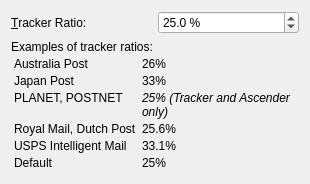
This is frontend_qt/grpDAFT.ui in zint/zint as Qt 5 draws it before an edit. The edited form follows.
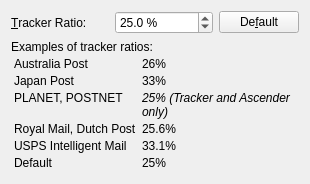
This is the edited form.

The edit to the form file:
```diff
--- a/frontend_qt/grpDAFT.ui
+++ b/frontend_qt/grpDAFT.ui
@@ -66,6 +66,22 @@
        </property>
       </widget>
      </item>
+     <item>
+      <widget class="QPushButton" name="btnDAFTTrackerDefault">
+       <property name="maximumSize">
+        <size>
+         <width>80</width>
+         <height>16777215</height>
+        </size>
+       </property>
+       <property name="toolTip">
+        <string>Reset tracker ratio to default 25%</string>
+       </property>
+       <property name="text">
+        <string>De&amp;fault</string>
+       </property>
+      </widget>
+     </item>
     </layout>
    </item>
    <item>
```
